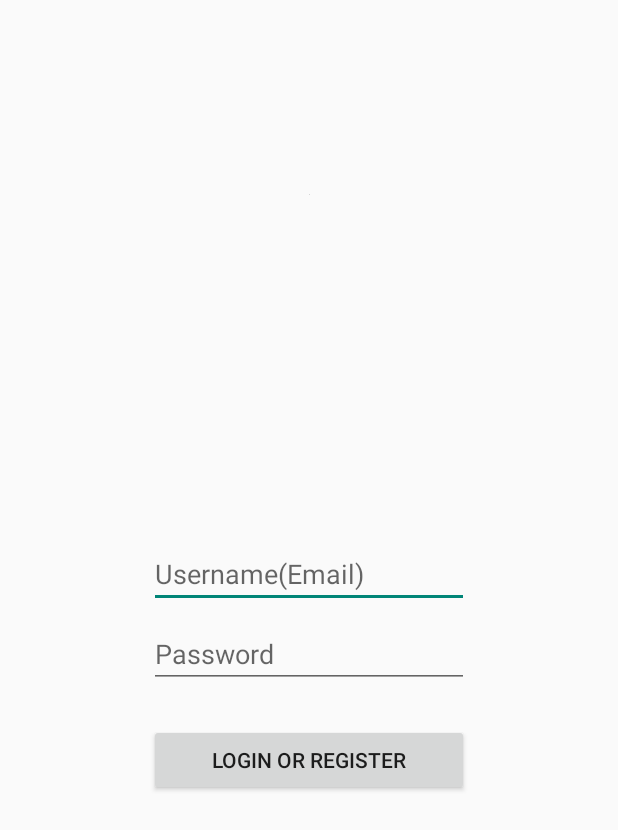
After one commit to Cadetll98/CSE115A-Bon-Appetit, an Android app built with Jetpack Compose: the layout activity_login_ui.xml on its own in the app's theme, with its tools: preview values and no code run, on a phone screen of 412 x 824 dp. The commit adds this screen. Shown: the top 830 px of the screen. Run offline under Robolectric (Android 15) with nearby library versions, the phone set to English and light mode, and no system bars.

Commit message:
Initial Login UI with SignIn functionality, Call login UI from MainActivity on start and return when signed in.

```diff
--- a/app/src/main/java/com/cookingapp/MainActivity.kt
+++ b/app/src/main/java/com/cookingapp/MainActivity.kt
@@ -12,6 +12,7 @@
 
 package com.cookingapp
 
+import android.content.Intent
 import android.os.Bundle
 import androidx.activity.ComponentActivity
 import androidx.activity.compose.setContent
@@ -28,6 +29,11 @@ class MainActivity : ComponentActivity() {
     @OptIn(ExperimentalMaterial3Api::class)
     override fun onCreate(savedInstanceState: Bundle?) {
         super.onCreate(savedInstanceState)
+
+
+        // check for login info
+        val intent = Intent(this, LoginUI::class.java)
+        startActivity(intent)
 
         setContent {
             CookingAppTheme{    // Main theme for cooking app
--- /dev/null
+++ b/app/src/main/res/layout/activity_login_ui.xml
@@ -0,0 +1,54 @@
+<?xml version="1.0" encoding="utf-8"?>
+<androidx.constraintlayout.widget.ConstraintLayout xmlns:android="http://schemas.android.com/apk/res/android"
+xmlns:app="http://schemas.android.com/apk/res-auto"
+xmlns:tools="http://schemas.android.com/tools"
+android:layout_width="match_parent"
+android:layout_height="match_parent"
+tools:context=".LoginUI">
+
+
+<EditText
+    android:id="@+id/editTextTextEmailAddress"
+    android:layout_width="wrap_content"
+    android:layout_height="wrap_content"
+    android:layout_marginTop="360dp"
+    android:ems="10"
+    android:hint="Username(Email)"
+    android:inputType="textEmailAddress"
+    android:textColor="@android:color/black"
+    app:layout_constraintEnd_toEndOf="parent"
+    app:layout_constraintStart_toStartOf="parent"
+    app:layout_constraintTop_toTopOf="parent" />
+
+<EditText
+    android:id="@+id/editTextTextPassword"
+    android:layout_width="0dp"
+    android:layout_height="wrap_content"
+    android:layout_marginTop="8dp"
+    android:ems="10"
+    android:hint="Password"
+    android:inputType="textPassword"
+    android:textColor="@android:color/black"
+    app:layout_constraintEnd_toEndOf="@+id/editTextTextEmailAddress"
+    app:layout_constraintTop_toBottomOf="@+id/editTextTextEmailAddress" />
+
+<Button
+    android:id="@+id/loginButton"
+    android:layout_width="0dp"
+    android:layout_height="wrap_content"
+    android:layout_marginTop="24dp"
+    android:text="Login or Register"
+    app:layout_constraintEnd_toEndOf="@+id/editTextTextPassword"
+    app:layout_constraintStart_toStartOf="@+id/editTextTextPassword"
+    app:layout_constraintTop_toBottomOf="@+id/editTextTextPassword" />
+
+<androidx.constraintlayout.utils.widget.ImageFilterView
+    android:id="@+id/imageFilterView"
+    android:layout_width="wrap_content"
+    android:layout_height="wrap_content"
+    android:layout_marginTop="129dp"
+    app:layout_constraintEnd_toEndOf="parent"
+    app:layout_constraintStart_toStartOf="parent"
+    app:layout_constraintTop_toTopOf="parent"
+    tools:srcCompat="@tools:sample/avatars" />
+</androidx.constraintlayout.widget.ConstraintLayout>
--- /dev/null
+++ b/app/src/main/res/values-land/dimens.xml
@@ -0,0 +1,3 @@
+<resources>
+    <dimen name="fab_margin">48dp</dimen>
+</resources>
--- /dev/null
+++ b/app/src/main/res/values-w1240dp/dimens.xml
@@ -0,0 +1,3 @@
+<resources>
+    <dimen name="fab_margin">200dp</dimen>
+</resources>
--- /dev/null
+++ b/app/src/main/res/values-w600dp/dimens.xml
@@ -0,0 +1,3 @@
+<resources>
+    <dimen name="fab_margin">48dp</dimen>
+</resources>
--- /dev/null
+++ b/app/src/main/res/values/dimens.xml
@@ -0,0 +1,3 @@
+<resources>
+    <dimen name="fab_margin">16dp</dimen>
+</resources>
--- a/build.gradle
+++ b/build.gradle
@@ -1,6 +1,11 @@
 buildscript {
     ext {
         compose_ui_version = '1.2.0'
+    }
+    dependencies {
+        // Add the dependency for the Google services Gradle plugin
+        classpath 'com.google.gms:google-services:4.3.15'
+
     }
 }// Top-level build file where you can add configuration options common to all sub-projects/modules.
 plugins {
```
Also changed, not shown: app/build.gradle (+13 -0 lines), app/src/main/AndroidManifest.xml (+5 -2 lines), app/src/main/java/com/cookingapp/LoginUI.kt (added, +79 -0 lines), 2 other files.
